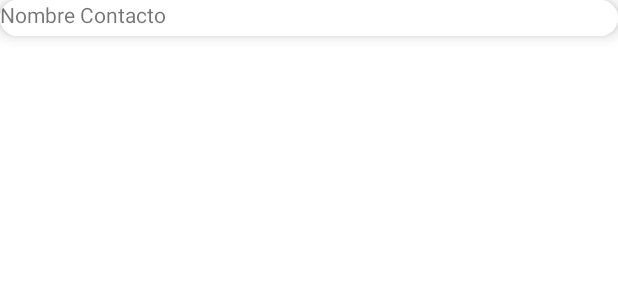
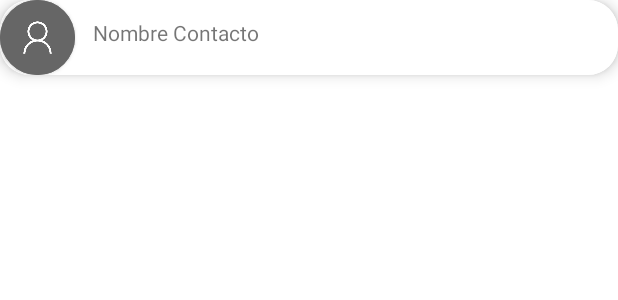
Before and after one commit to nandimarqz/ProyectoFinalAndroid-FMR, an Android app: the layout contact_view.xml on its own in the app's theme, with its tools: preview values and no code run, on a phone screen of 412 x 824 dp. Shown: the top 300 px of the screen. Run offline under Robolectric (Android 15) with nearby library versions, the phone set to English and light mode, and no system bars.

Commit message:
Primera entrega Funcional

```diff
--- a/app/build.gradle
+++ b/app/build.gradle
@@ -62,8 +62,8 @@ dependencies {
     androidTestImplementation 'androidx.test.espresso:espresso-core:3.5.1'
     implementation platform('com.google.firebase:firebase-bom:31.2.0')
     implementation 'com.google.firebase:firebase-analytics-ktx'
-    implementation platform('com.google.firebase:firebase-bom:31.2.0')
     implementation 'com.google.firebase:firebase-auth-ktx'
     implementation 'com.google.firebase:firebase-firestore-ktx:24.4.2'
+    implementation 'com.google.firebase:firebase-storage-ktx'
 
 }
--- a/app/src/main/AndroidManifest.xml
+++ b/app/src/main/AndroidManifest.xml
@@ -2,6 +2,7 @@
 <manifest xmlns:android="http://schemas.android.com/apk/res/android"
     xmlns:tools="http://schemas.android.com/tools">
     <uses-permission android:name="android.permission.INTERNET" />
+    <uses-permission android:name="android.permission.READ_EXTERNAL_STORAGE"/>
     <application
         android:allowBackup="true"
         android:dataExtractionRules="@xml/data_extraction_rules"
--- a/app/src/main/java/com/fernandomarquezrodriguez/contactplusfmr/model/bd/Contact.kt
+++ b/app/src/main/java/com/fernandomarquezrodriguez/contactplusfmr/model/bd/Contact.kt
@@ -14,4 +14,5 @@ data class Contact(
     val gitHubUser: String = "",
     val twitterUser: String = "",
     val tikTokUser: String = "",
+    val imageRef :String = ""
 ) : Parcelable
--- a/app/src/main/java/com/fernandomarquezrodriguez/contactplusfmr/model/bd/ContactDao.kt
+++ b/app/src/main/java/com/fernandomarquezrodriguez/contactplusfmr/model/bd/ContactDao.kt
@@ -17,7 +17,8 @@ object ContactDao {
             "instagramUser" to contact.instagramUser,
             "gitHubUser" to contact.gitHubUser,
             "twitterUser" to contact.twitterUser,
-            "tikTokUser" to contact.tikTokUser
+            "tikTokUser" to contact.tikTokUser,
+            "imageRef" to contact.imageRef
         )
 
         FirebaseFirestore.getInstance()
--- a/app/src/main/java/com/fernandomarquezrodriguez/contactplusfmr/model/bd/UserDao.kt
+++ b/app/src/main/java/com/fernandomarquezrodriguez/contactplusfmr/model/bd/UserDao.kt
@@ -26,6 +26,8 @@ object UserDao {
         FirebaseFirestore.getInstance().collection(COLLECTION_USER)
             .document(user.email)
             .set(userMap)
+
+
         ContactDao.addContact(
             Contact(
                 user.name,
--- a/app/src/main/java/com/fernandomarquezrodriguez/contactplusfmr/ui/DetailFragment.kt
+++ b/app/src/main/java/com/fernandomarquezrodriguez/contactplusfmr/ui/DetailFragment.kt
@@ -87,6 +87,7 @@ class DetailFragment : Fragment(R.layout.fragment_detail) {
 
             }
 
+            //TODO funcionalidad de las redes sociales telefono email
 
         }
     }
--- a/app/src/main/java/com/fernandomarquezrodriguez/contactplusfmr/ui/EditFragment.kt
+++ b/app/src/main/java/com/fernandomarquezrodriguez/contactplusfmr/ui/EditFragment.kt
@@ -31,5 +31,7 @@ class EditFragment  : Fragment(R.layout.fragment_edit) {
             tiktokContact.setText(contact.tikTokUser.toCharArray(),0,contact.tikTokUser.length)
 
         }
+
+        //TODO Realizar logica boton editar añadir boton de borrado al menu
     }
 }
--- a/app/src/main/res/layout/contact_view.xml
+++ b/app/src/main/res/layout/contact_view.xml
@@ -20,39 +20,40 @@
             android:layout_width="330dp"
             android:layout_height="24dp"
             android:layout_marginStart="12dp"
+            android:layout_marginTop="12dp"
             android:background="@color/white"
             android:text="Nombre Contacto"
             android:textAlignment="textStart"
             app:layout_constraintStart_toEndOf="@+id/cardImg"
             app:layout_constraintTop_toTopOf="parent" />
 
-<!--        <androidx.cardview.widget.CardView-->
-<!--            android:id="@+id/cardImg"-->
-<!--            android:layout_width="wrap_content"-->
-<!--            android:layout_height="match_parent"-->
-<!--            android:background="#FFFBE9"-->
-<!--            app:cardBackgroundColor="?attr/colorTertiary"-->
+        <androidx.cardview.widget.CardView
+            android:id="@+id/cardImg"
+            android:layout_width="wrap_content"
+            android:layout_height="match_parent"
+            android:background="#FFFBE9"
+            app:cardBackgroundColor="@color/white"
 
-<!--            app:cardCornerRadius="50dp"-->
-<!--            app:layout_constraintStart_toStartOf="parent"-->
-<!--            app:layout_constraintTop_toTopOf="parent">-->
+            app:cardCornerRadius="50dp"
+            app:layout_constraintStart_toStartOf="parent"
+            app:layout_constraintTop_toTopOf="parent">
 
-<!--            <LinearLayout-->
-<!--                android:layout_width="wrap_content"-->
-<!--                android:layout_height="match_parent"-->
-<!--                android:layout_gravity="center"-->
-<!--                android:orientation="vertical">-->
+            <LinearLayout
+                android:layout_width="wrap_content"
+                android:layout_height="match_parent"
+                android:layout_gravity="center"
+                android:orientation="vertical">
 
-<!--                <ImageView-->
-<!--                    android:id="@+id/imgContacto"-->
-<!--                    android:layout_width="50dp"-->
-<!--                    android:layout_height="50dp"-->
-<!--                    android:background="@drawable/guest"-->
-<!--                    app:srcCompat="@drawable/guest"-->
-<!--                    tools:srcCompat="@drawable/guest" />-->
-<!--            </LinearLayout>-->
+                <ImageView
+                    android:id="@+id/imgContacto"
+                    android:layout_width="50dp"
+                    android:layout_height="50dp"
+                    android:background="@drawable/guest"
+                    app:srcCompat="@drawable/guest"
+                    tools:srcCompat="@drawable/guest" />
+            </LinearLayout>
 
-<!--        </androidx.cardview.widget.CardView>-->
+        </androidx.cardview.widget.CardView>
 
     </androidx.constraintlayout.widget.ConstraintLayout>
 </androidx.cardview.widget.CardView>
--- a/app/src/main/res/layout/fragment_auth.xml
+++ b/app/src/main/res/layout/fragment_auth.xml
@@ -15,7 +15,7 @@
         android:background="@color/white"
         android:backgroundTint="@color/white"
         android:ems="10"
-        android:hint="fernando o fernando@gmail.com"
+        android:hint="fernando@gmail.com"
         android:inputType="textPersonName"
         app:layout_constraintStart_toStartOf="parent"
         app:layout_constraintTop_toTopOf="parent" />
@@ -60,7 +60,7 @@
         android:layout_height="wrap_content"
         android:layout_marginStart="52dp"
         android:layout_marginBottom="4dp"
-        android:text="Usuario o Correo Electronico"
+        android:text="Correo Electronico"
         android:textAppearance="@style/TextAppearance.AppCompat.Body2"
         android:textColor="@color/black"
         app:layout_constraintBottom_toTopOf="@+id/inputUsr"
```
Also changed, not shown: app/src/main/java/com/fernandomarquezrodriguez/contactplusfmr/model/bd/CloudStorage.kt (added, +65 -0 lines), app/src/main/java/com/fernandomarquezrodriguez/contactplusfmr/ui/AddContactFragment.kt (+93 -3 lines), app/src/main/java/com/fernandomarquezrodriguez/contactplusfmr/ui/ContactAdapter.kt (+11 -3 lines), app/src/main/java/com/fernandomarquezrodriguez/contactplusfmr/ui/SingUpFragment.kt (+15 -1 lines), app/src/main/res/layout/fragment_addcontact.xml (+7 -6 lines).
